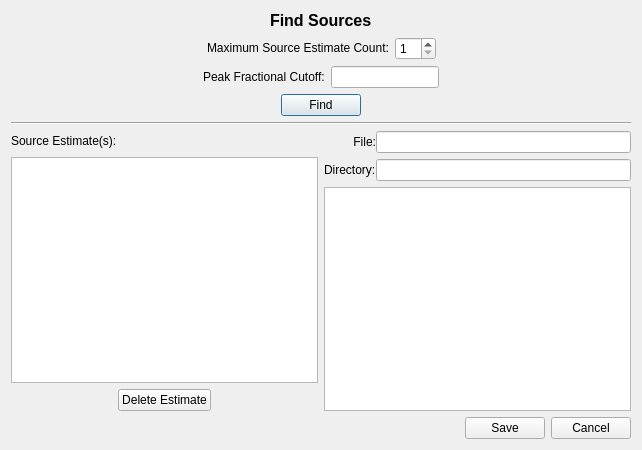
radio-astro/casa, file code/display/Fit/FindSourcesDialog.ui: the form before one commit.
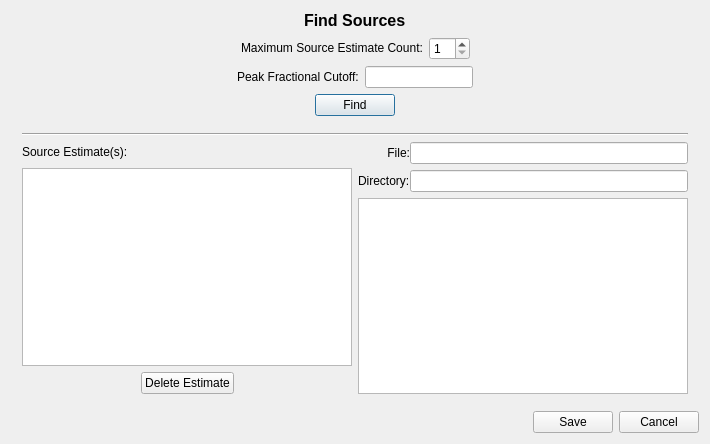
The form after the commit.

The edit to the form file:
```diff
--- a/code/display/Fit/FindSourcesDialog.ui
+++ b/code/display/Fit/FindSourcesDialog.ui
@@ -6,14 +6,14 @@
    <rect>
     <x>0</x>
     <y>0</y>
-    <width>642</width>
-    <height>450</height>
+    <width>710</width>
+    <height>444</height>
    </rect>
   </property>
   <property name="windowTitle">
    <string>Find Sources</string>
   </property>
-  <layout class="QVBoxLayout" name="verticalLayout_5">
+  <layout class="QVBoxLayout" name="verticalLayout_6">
    <item>
     <layout class="QHBoxLayout" name="horizontalLayout_11">
      <item>
@@ -201,6 +201,9 @@
     </layout>
    </item>
    <item>
+    <widget class="QWidget" name="sourceResultHolder" native="true">
+     <layout class="QVBoxLayout" name="verticalLayout_5">
+      <item>
     <widget class="Line" name="line">
      <property name="orientation">
       <enum>Qt::Horizontal</enum>
@@ -349,6 +352,9 @@
       </layout>
      </item>
     </layout>
+      </item>
+     </layout>
+    </widget>
    </item>
    <item>
     <layout class="QHBoxLayout" name="horizontalLayout_9">
```
Lines whose indentation alone changed are shown as unchanged.
